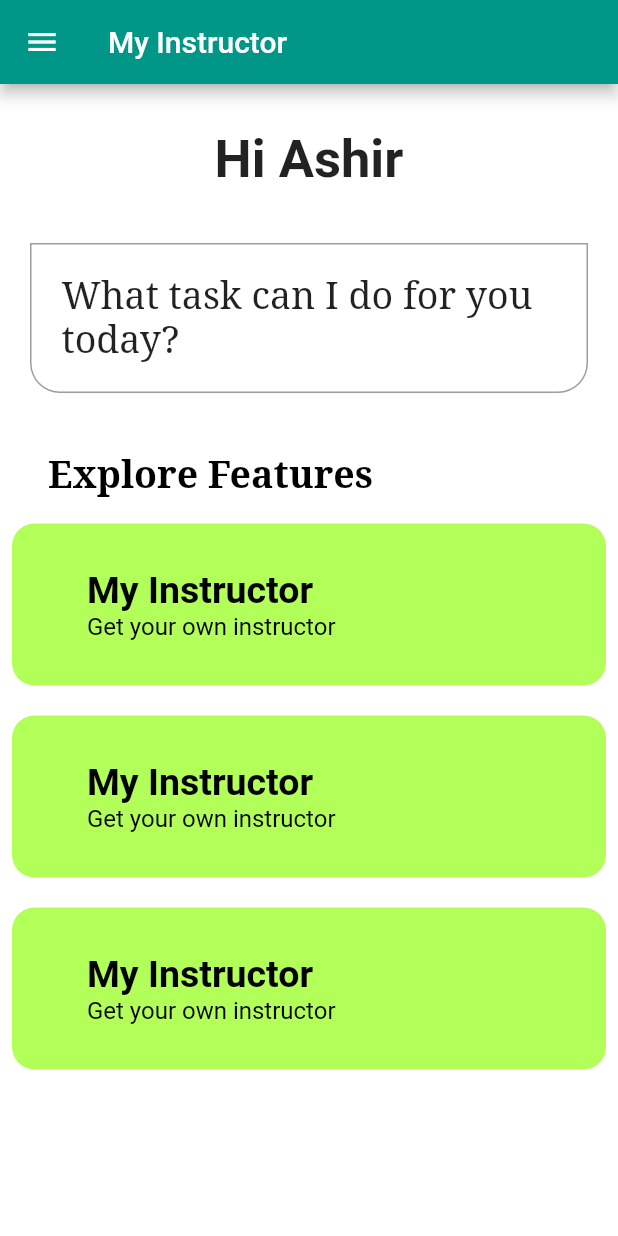
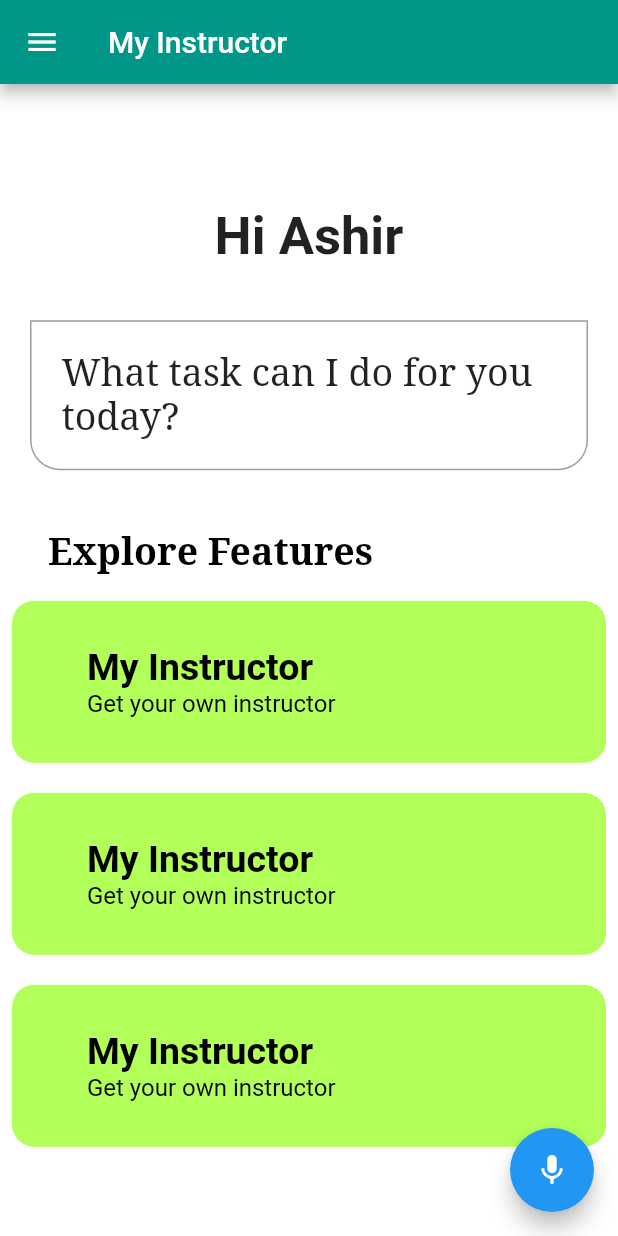
Before and after one commit to AshirShaikh99/Creative-AI, a Flutter app: the screen it shows after launch, on a phone screen of 412 x 824 dp. Run offline on Flutter 3.47's test engine with Material 2 defaults, Android fonts, the phone set to English and light mode, and no system bars; our stand-ins replace appwrite, flutter_riverpod, fpdart, riverpod.

Commit message:
Enhancing UI

```diff
--- a/lib/features/home/view/home_screen.dart
+++ b/lib/features/home/view/home_screen.dart
@@ -23,6 +23,12 @@ class _HomeScreenState extends ConsumerState<HomeScreen> {
   // get the user data from the provider
 
   @override
+  void initState() {
+    // TODO: implement initState
+    super.initState();
+  }
+
+  @override
   Widget build(BuildContext context) {
     return Scaffold(
       backgroundColor: Colors.white,
@@ -34,6 +40,7 @@ class _HomeScreenState extends ConsumerState<HomeScreen> {
       body: Padding(
         padding: const EdgeInsets.only(top: 30),
         child: Center(
+          child: SingleChildScrollView(
             child: Column(
               children: [
                 const Text(
@@ -120,6 +127,11 @@ class _HomeScreenState extends ConsumerState<HomeScreen> {
             ),
           ),
         ),
+      ),
+      floatingActionButton: FloatingActionButton(
+        child: const Icon(Icons.mic),
+        onPressed: () {},
+      ),
     );
   }
 }
--- a/pubspec.yaml
+++ b/pubspec.yaml
@@ -39,6 +39,7 @@ dependencies:
   fpdart: ^0.6.0
   fvm: ^2.3.1
   flutter_riverpod: ^2.3.6
+  speech_to_text: ^5.6.1
 
 dev_dependencies:
   flutter_test:
```
Also changed, not shown: pubspec.lock, 2 other files. Lines whose indentation alone changed are shown as unchanged.
